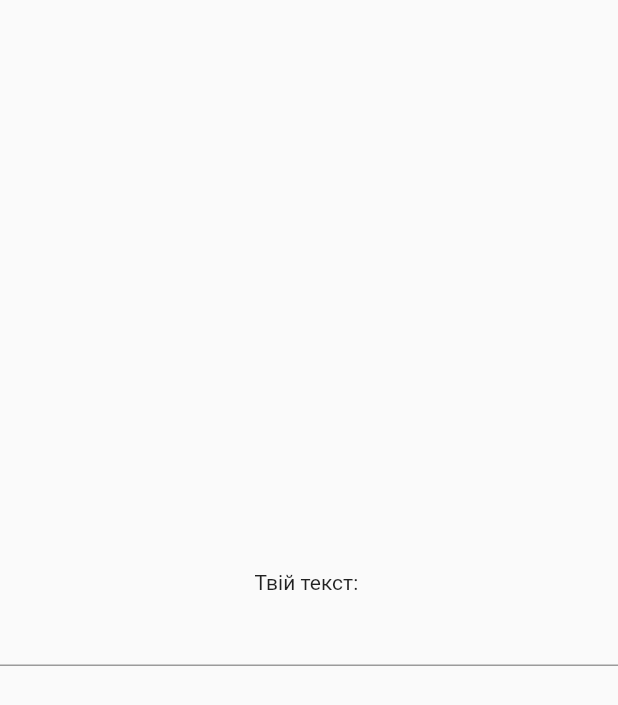
After one commit to SERDUN/home_w1, a Flutter app: the screen it shows after launch, on a phone screen of 412 x 824 dp. The commit adds this screen. Shown: the top 705 px of the screen. Run offline on Flutter 3.47's test engine with Material 2 defaults, Android fonts, the phone set to English and light mode, and no system bars.

Commit message:
Added example 2

```diff
--- /dev/null
+++ b/lib/example/input/input_get_text_controller.dart
@@ -0,0 +1,38 @@
+import 'package:flutter/material.dart';
+import 'package:flutter/widgets.dart';
+
+class InputGetTextController extends StatefulWidget {
+  const InputGetTextController() : super();
+
+  @override
+  _InputGetTextCallbackState createState() => _InputGetTextCallbackState();
+}
+
+class _InputGetTextCallbackState extends State<InputGetTextController> {
+
+  TextEditingController _textEditingController=TextEditingController();
+  @override
+  void initState() {
+    _textEditingController.addListener(() {
+      setState(() {});
+    });
+    super.initState();
+  }
+
+  @override
+  Widget build(BuildContext context) {
+    return Scaffold(
+      body: Column(
+        crossAxisAlignment: CrossAxisAlignment.center,
+          mainAxisAlignment: MainAxisAlignment.center,
+          children: [
+            Text("Твій текст: " + _textEditingController.text),
+            TextField(
+              controller: _textEditingController,
+            )
+          ],
+
+      ),
+    );
+  }
+}
--- a/lib/main.dart
+++ b/lib/main.dart
@@ -1,6 +1,7 @@
 import 'package:flutter/material.dart';
 
 import 'example/input/input_get_text_callback.dart';
+import 'example/input/input_get_text_controller.dart';
 import 'hm1.dart';
 import 'hm1_1.dart';
 import 'hm2.dart';
@@ -27,7 +28,7 @@ class MyApp extends StatelessWidget {
         // closer together (more dense) than on mobile platforms.
         visualDensity: VisualDensity.adaptivePlatformDensity,
       ),
-      home: InputGetTextCallback(),
+      home: InputGetTextController(),
     );
   }
 }
```
